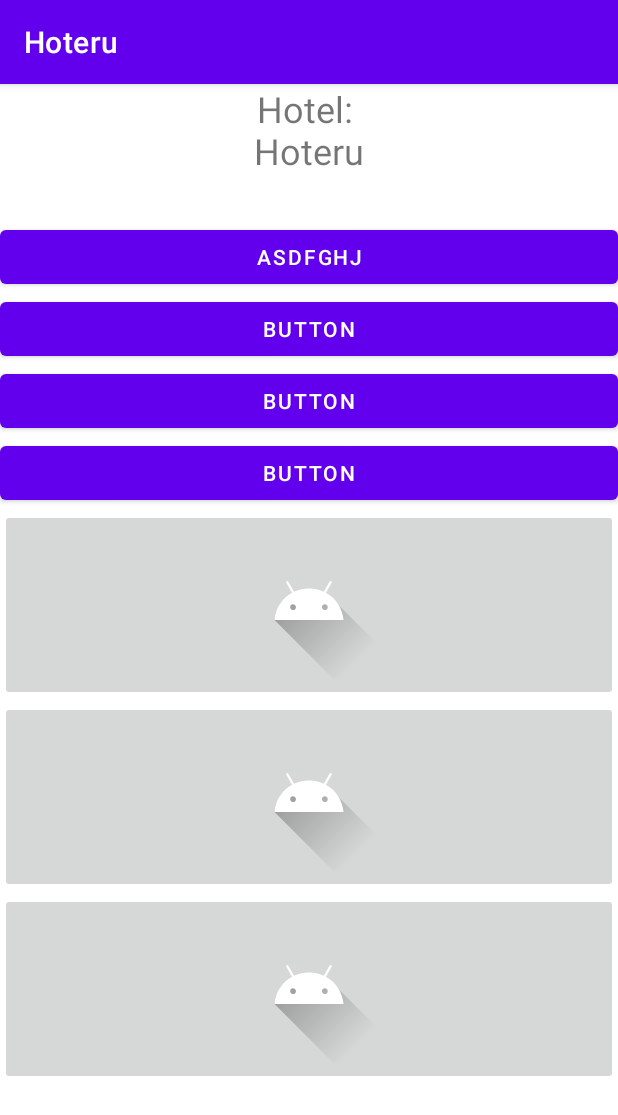
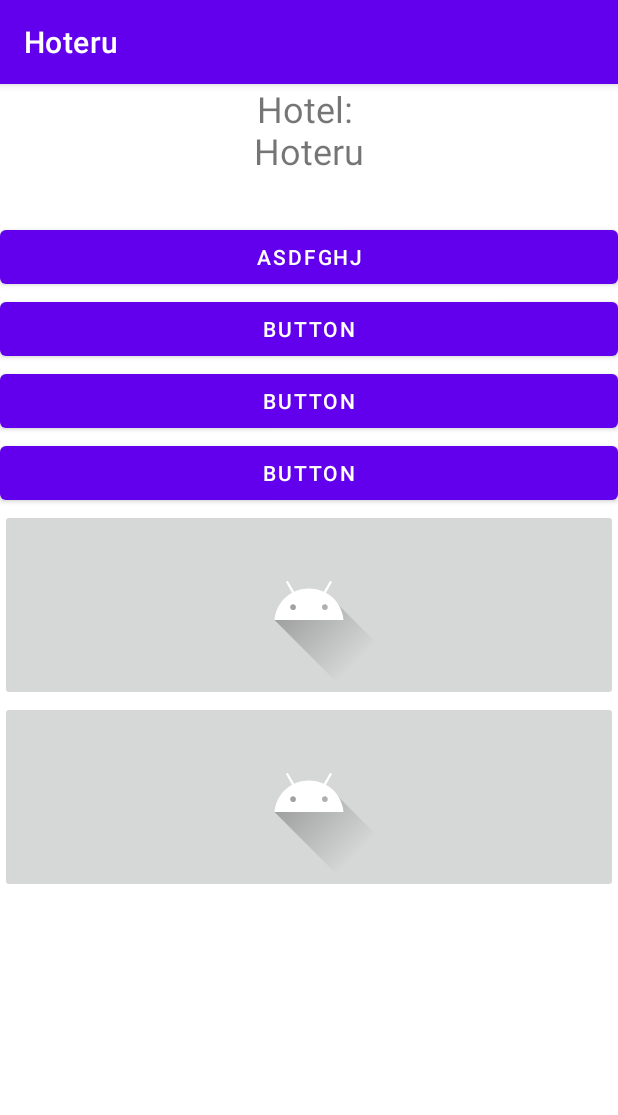
Before and after one commit to JoseAngel9911/Hoteru, an Android app: the screen it shows after launch (MainActivity), on a phone screen of 412 x 824 dp. Shown: the top 1115 px of the screen. Run offline under Robolectric (Android 15) with nearby library versions, the phone set to English and light mode, and no system bars.

Commit message:
version 2.123167846

```diff
--- a/app/src/main/res/layout/activity_main.xml
+++ b/app/src/main/res/layout/activity_main.xml
@@ -51,10 +51,5 @@
         android:layout_height="wrap_content"
         app:srcCompat="@drawable/ic_launcher_foreground" />
 
-    <ImageButton
-        android:id="@+id/imageButton3"
-        android:layout_width="match_parent"
-        android:layout_height="wrap_content"
-        app:srcCompat="@drawable/ic_launcher_foreground" />
 
 </LinearLayout>
```
